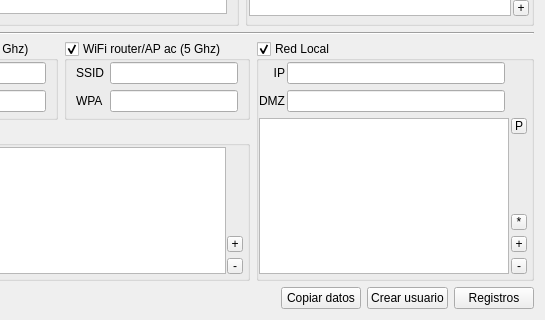
silderan/QMikPPPManager, file src/Dialogs/DlgPPPUser.ui: the form before one commit; both pictures show x 412 to 957 and y 186 to 506 of the 957 by 506 pixel window.
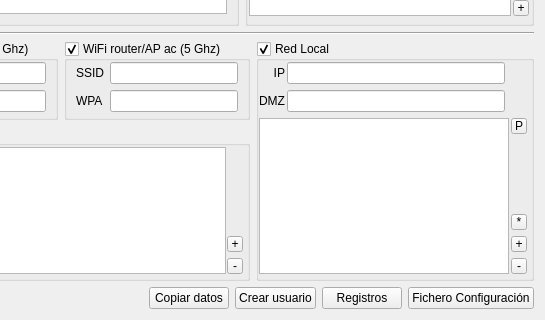
The form after the commit. Icons and pictures are not drawn. Custom widgets are drawn as their Qt base class.

Commit message:
Router Config File
Added a button in user dialog to create a file for configure routers

The edit to the form file:
```diff
--- a/src/Dialogs/DlgPPPUser.ui
+++ b/src/Dialogs/DlgPPPUser.ui
@@ -833,6 +833,13 @@
        </property>
       </widget>
      </item>
+     <item>
+      <widget class="QPushButton" name="fileConfigButton">
+       <property name="text">
+        <string>Fichero Configuración</string>
+       </property>
+      </widget>
+     </item>
     </layout>
    </item>
   </layout>
```
The commit also changes 7 other files.
